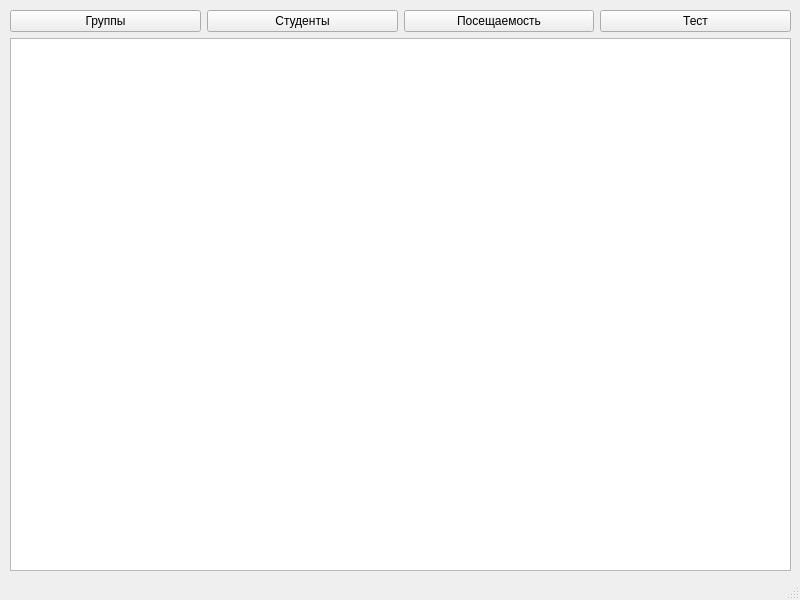
The window that design.ui (podlev/attendance) describes before a commit, drawn with Qt 5.
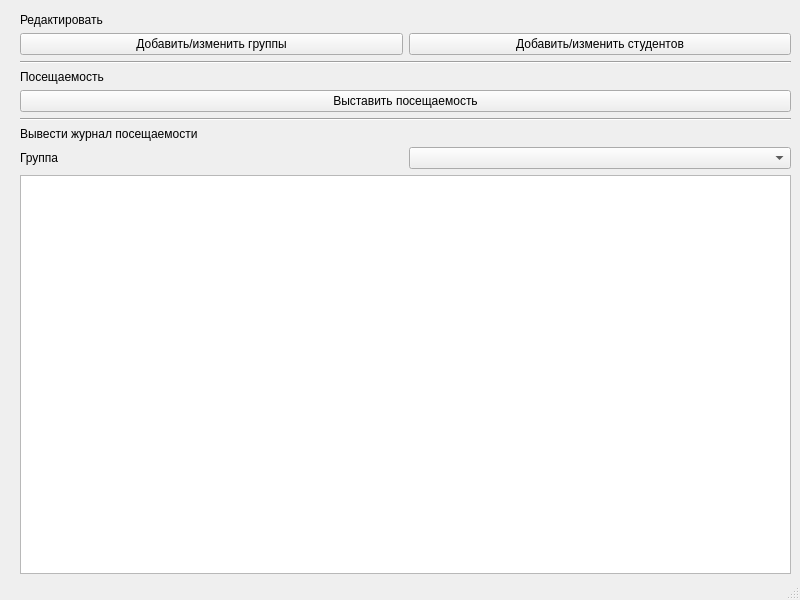
The same window after the commit.

```diff
--- a/design.ui
+++ b/design.ui
@@ -14,46 +14,92 @@
    <string>Электронный журнал</string>
   </property>
   <widget class="QWidget" name="centralwidget">
-   <widget class="QWidget" name="">
+   <widget class="QWidget" name="layoutWidget">
     <property name="geometry">
      <rect>
-      <x>10</x>
-      <y>10</y>
-      <width>781</width>
+      <x>20</x>
+      <y>13</y>
+      <width>771</width>
       <height>561</height>
      </rect>
     </property>
-    <layout class="QVBoxLayout" name="verticalLayout">
+    <layout class="QVBoxLayout" name="verticalLayout_2">
      <item>
-      <layout class="QHBoxLayout" name="horizontalLayout">
+      <layout class="QVBoxLayout" name="verticalLayout">
        <item>
-        <widget class="QPushButton" name="group_button">
+        <widget class="QLabel" name="label">
          <property name="text">
-          <string>Группы</string>
+          <string>Редактировать</string>
          </property>
         </widget>
        </item>
        <item>
-        <widget class="QPushButton" name="student_button">
-         <property name="text">
-          <string>Студенты</string>
+        <layout class="QHBoxLayout" name="horizontalLayout_2">
+         <item>
+          <widget class="QPushButton" name="group_button">
+           <property name="text">
+            <string>Добавить/изменить группы</string>
+           </property>
+          </widget>
+         </item>
+         <item>
+          <widget class="QPushButton" name="student_button">
+           <property name="text">
+            <string>Добавить/изменить студентов</string>
+           </property>
+          </widget>
+         </item>
+        </layout>
+       </item>
+       <item>
+        <widget class="Line" name="line">
+         <property name="orientation">
+          <enum>Qt::Horizontal</enum>
          </property>
         </widget>
        </item>
        <item>
-        <widget class="QPushButton" name="attendance_button">
+        <widget class="QLabel" name="label_3">
          <property name="text">
           <string>Посещаемость</string>
          </property>
         </widget>
        </item>
        <item>
-        <widget class="QPushButton" name="test_button">
+        <widget class="QPushButton" name="attendance_button">
          <property name="text">
-          <string>Тест</string>
+          <string>Выставить посещаемость</string>
          </property>
         </widget>
        </item>
+       <item>
+        <widget class="Line" name="line_2">
+         <property name="orientation">
+          <enum>Qt::Horizontal</enum>
+         </property>
+        </widget>
+       </item>
+       <item>
+        <widget class="QLabel" name="label_4">
+         <property name="text">
+          <string>Вывести журнал посещаемости</string>
+         </property>
+        </widget>
+       </item>
+       <item>
+        <layout class="QHBoxLayout" name="horizontalLayout">
+         <item>
+          <widget class="QLabel" name="label_2">
+           <property name="text">
+            <string>Группа</string>
+           </property>
+          </widget>
+         </item>
+         <item>
+          <widget class="QComboBox" name="group_edit"/>
+         </item>
+        </layout>
+       </item>
       </layout>
      </item>
      <item>
```
Left out of the diff: 16 changed lines with no effect on the pictures.
